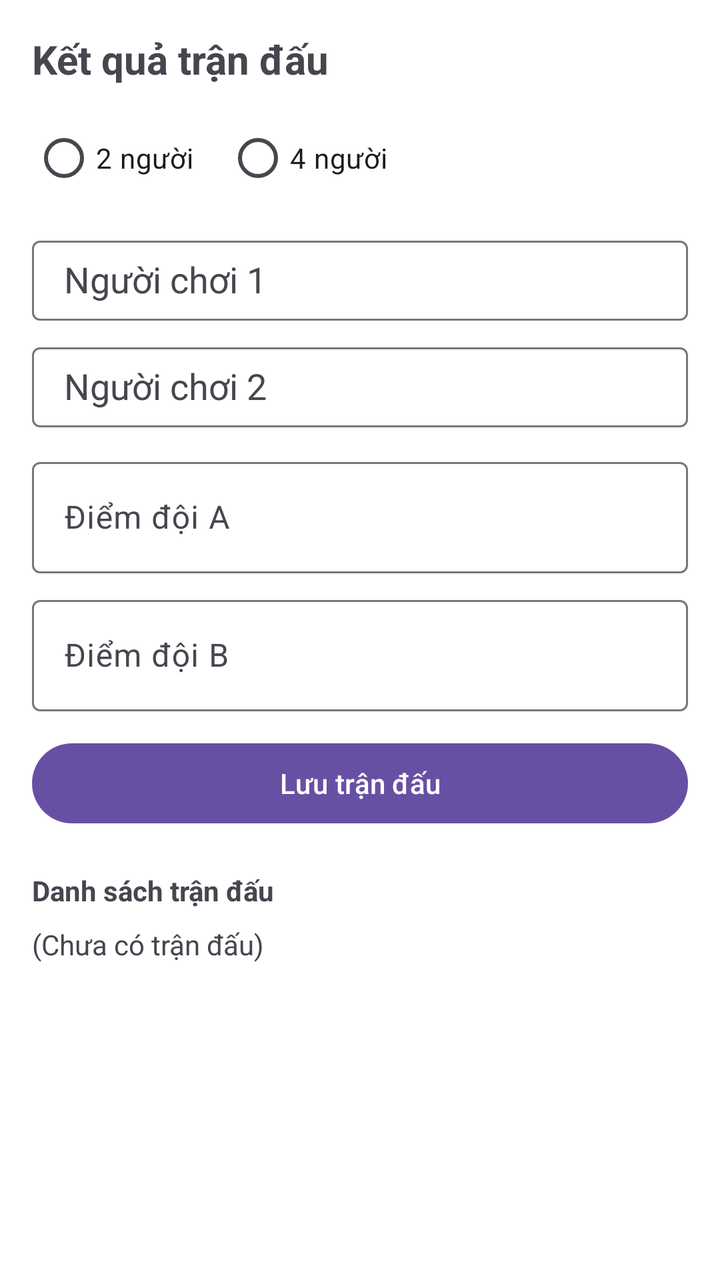
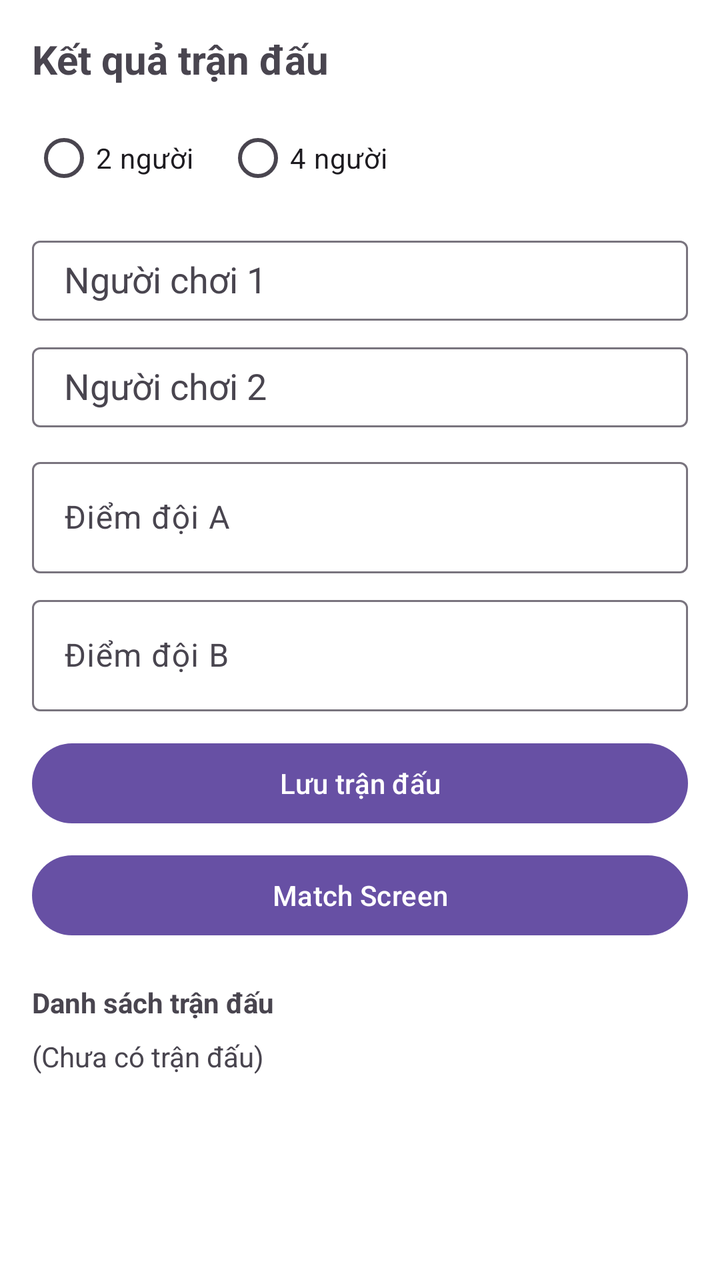

The first picture is an Android layout as it rendered before a commit; the second is the same layout after the commit. The layout source and the unified diff follow.
<!-- AndroidManifest.xml: application theme Theme.Pickleball -->
<!-- res/layout/activity_match.xml -->
<?xml version="1.0" encoding="utf-8"?>
<androidx.constraintlayout.widget.ConstraintLayout xmlns:android="http://schemas.android.com/apk/res/android"
    xmlns:app="http://schemas.android.com/apk/res-auto"
    android:layout_width="match_parent"
    android:layout_height="match_parent"
    android:background="@android:color/white">

    <TextView
        android:id="@+id/matchTitle"
        android:layout_width="0dp"
        android:layout_height="wrap_content"
        android:layout_marginHorizontal="16dp"
        android:layout_marginTop="16dp"
        android:text="Kết quả trận đấu"
        android:textSize="20sp"
        android:textStyle="bold"
        app:layout_constraintEnd_toEndOf="parent"
        app:layout_constraintStart_toStartOf="parent"
        app:layout_constraintTop_toTopOf="parent"/>

    <RadioGroup
        android:id="@+id/matchTypeGroup"
        android:layout_width="0dp"
        android:layout_height="wrap_content"
        android:layout_marginHorizontal="16dp"
        android:layout_marginTop="12dp"
        android:orientation="horizontal"
        app:layout_constraintEnd_toEndOf="parent"
        app:layout_constraintStart_toStartOf="parent"
        app:layout_constraintTop_toBottomOf="@id/matchTitle">

        <RadioButton
            android:id="@+id/matchTypeTwo"
            android:layout_width="wrap_content"
            android:layout_height="wrap_content"
            android:text="2 người"/>

        <RadioButton
            android:id="@+id/matchTypeFour"
            android:layout_width="wrap_content"
            android:layout_height="wrap_content"
            android:layout_marginStart="16dp"
            android:text="4 người"/>
    </RadioGroup>

    <com.google.android.material.textfield.TextInputLayout
        android:id="@+id/player1Layout"
        android:layout_width="0dp"
        android:layout_height="wrap_content"
        android:layout_marginHorizontal="16dp"
        android:layout_marginTop="12dp"
        android:hint="Người chơi 1"
        app:layout_constraintEnd_toEndOf="parent"
        app:layout_constraintStart_toStartOf="parent"
        app:layout_constraintTop_toBottomOf="@id/matchTypeGroup">

        <AutoCompleteTextView
            android:id="@+id/player1Input"
            android:layout_width="match_parent"
            android:layout_height="40dp"
            android:inputType="textPersonName"
            android:paddingHorizontal="16dp"/>
    </com.google.android.material.textfield.TextInputLayout>

    <com.google.android.material.textfield.TextInputLayout
        android:id="@+id/player2Layout"
        android:layout_width="0dp"
        android:layout_height="wrap_content"
        android:layout_marginHorizontal="16dp"
        android:layout_marginTop="8dp"
        android:hint="Người chơi 2"
        app:layout_constraintEnd_toEndOf="parent"
        app:layout_constraintStart_toStartOf="parent"
        app:layout_constraintTop_toBottomOf="@id/player1Layout">

        <AutoCompleteTextView
            android:id="@+id/player2Input"
            android:layout_width="match_parent"
            android:layout_height="40dp"
            android:inputType="textPersonName"
            android:paddingHorizontal="16dp"/>
    </com.google.android.material.textfield.TextInputLayout>

    <com.google.android.material.textfield.TextInputLayout
        android:id="@+id/player3Layout"
        android:layout_width="0dp"
        android:layout_height="wrap_content"
        android:layout_marginHorizontal="16dp"
        android:layout_marginTop="8dp"
        android:hint="Người chơi 3"
        android:visibility="gone"
        app:layout_constraintEnd_toEndOf="parent"
        app:layout_constraintStart_toStartOf="parent"
        app:layout_constraintTop_toBottomOf="@id/player2Layout">

        <AutoCompleteTextView
            android:id="@+id/player3Input"
            android:layout_width="match_parent"
            android:layout_height="40dp"
            android:inputType="textPersonName"
            android:paddingHorizontal="16dp"/>
    </com.google.android.material.textfield.TextInputLayout>

    <com.google.android.material.textfield.TextInputLayout
        android:id="@+id/player4Layout"
        android:layout_width="0dp"
        android:layout_height="wrap_content"
        android:layout_marginHorizontal="16dp"
        android:layout_marginTop="8dp"
        android:hint="Người chơi 4"
        android:visibility="gone"
        app:layout_constraintEnd_toEndOf="parent"
        app:layout_constraintStart_toStartOf="parent"
        app:layout_constraintTop_toBottomOf="@id/player3Layout">

        <AutoCompleteTextView
            android:id="@+id/player4Input"
            android:layout_width="match_parent"
            android:layout_height="40dp"
            android:inputType="textPersonName"
            android:paddingHorizontal="16dp"/>
    </com.google.android.material.textfield.TextInputLayout>

    <com.google.android.material.textfield.TextInputLayout
        android:id="@+id/scoreTeamALayout"
        android:layout_width="0dp"
        android:layout_height="wrap_content"
        android:layout_marginHorizontal="16dp"
        android:layout_marginTop="12dp"
        android:hint="Điểm đội A"
        app:layout_constraintEnd_toEndOf="parent"
        app:layout_constraintStart_toStartOf="parent"
        app:layout_constraintTop_toBottomOf="@id/player4Layout">

        <com.google.android.material.textfield.TextInputEditText
            android:id="@+id/scoreTeamA"
            android:layout_width="match_parent"
            android:layout_height="wrap_content"
            android:inputType="number"/>
    </com.google.android.material.textfield.TextInputLayout>

    <com.google.android.material.textfield.TextInputLayout
        android:id="@+id/scoreTeamBLayout"
        android:layout_width="0dp"
        android:layout_height="wrap_content"
        android:layout_marginHorizontal="16dp"
        android:layout_marginTop="8dp"
        android:hint="Điểm đội B"
        app:layout_constraintEnd_toEndOf="parent"
        app:layout_constraintStart_toStartOf="parent"
        app:layout_constraintTop_toBottomOf="@id/scoreTeamALayout">

        <com.google.android.material.textfield.TextInputEditText
            android:id="@+id/scoreTeamB"
            android:layout_width="match_parent"
            android:layout_height="wrap_content"
            android:inputType="number"/>
    </com.google.android.material.textfield.TextInputLayout>

    <Button
        android:id="@+id/saveMatchButton"
        android:layout_width="0dp"
        android:layout_height="wrap_content"
        android:layout_marginHorizontal="16dp"
        android:layout_marginTop="12dp"
        android:text="Lưu trận đấu"
        app:layout_constraintEnd_toEndOf="parent"
        app:layout_constraintStart_toStartOf="parent"
        app:layout_constraintTop_toBottomOf="@id/scoreTeamBLayout"/>

    <TextView
        android:id="@+id/matchListTitle"
        android:layout_width="0dp"
        android:layout_height="wrap_content"
        android:layout_marginHorizontal="16dp"
        android:layout_marginTop="20dp"
        android:text="Danh sách trận đấu"
        android:textStyle="bold"
        app:layout_constraintEnd_toEndOf="parent"
        app:layout_constraintStart_toStartOf="parent"
        app:layout_constraintTop_toBottomOf="@id/saveMatchButton"/>

    <TextView
        android:id="@+id/matchList"
        android:layout_width="0dp"
        android:layout_height="0dp"
        android:layout_marginHorizontal="16dp"
        android:layout_marginTop="8dp"
        android:text="(Chưa có trận đấu)"
        app:layout_constraintBottom_toBottomOf="parent"
        app:layout_constraintEnd_toEndOf="parent"
        app:layout_constraintStart_toStartOf="parent"
        app:layout_constraintTop_toBottomOf="@id/matchListTitle"/>
</androidx.constraintlayout.widget.ConstraintLayout>
<!-- resources referenced by this layout -->
<resources>
  <style name="Theme.Pickleball" parent="Base.Theme.Pickleball" />
  <style name="Base.Theme.Pickleball" parent="Theme.Material3.DayNight.NoActionBar">
          
          
      </style>
</resources>

<!-- the commit's change to res/layout/activity_match.xml (unified diff, before → after) -->
@@ -168,6 +168,17 @@
         app:layout_constraintStart_toStartOf="parent"
         app:layout_constraintTop_toBottomOf="@id/scoreTeamBLayout"/>
 
+    <Button
+        android:id="@+id/openMatchButton"
+        android:layout_width="0dp"
+        android:layout_height="wrap_content"
+        android:layout_marginHorizontal="16dp"
+        android:layout_marginTop="8dp"
+        android:text="@string/action_match_screen"
+        app:layout_constraintEnd_toEndOf="parent"
+        app:layout_constraintStart_toStartOf="parent"
+        app:layout_constraintTop_toBottomOf="@id/saveMatchButton"/>
+
     <TextView
         android:id="@+id/matchListTitle"
         android:layout_width="0dp"
@@ -178,7 +189,7 @@
         android:textStyle="bold"
         app:layout_constraintEnd_toEndOf="parent"
         app:layout_constraintStart_toStartOf="parent"
-        app:layout_constraintTop_toBottomOf="@id/saveMatchButton"/>
+        app:layout_constraintTop_toBottomOf="@id/openMatchButton"/>
 
     <TextView
         android:id="@+id/matchList"
<!-- resource entries referenced after the edit -->
@@ -1,5 +1,6 @@
 <!-- resources referenced by this layout -->
 <resources>
+  <string name="action_match_screen">Match Screen</string>
   <style name="Theme.Pickleball" parent="Base.Theme.Pickleball" />
   <style name="Base.Theme.Pickleball" parent="Theme.Material3.DayNight.NoActionBar">
           
